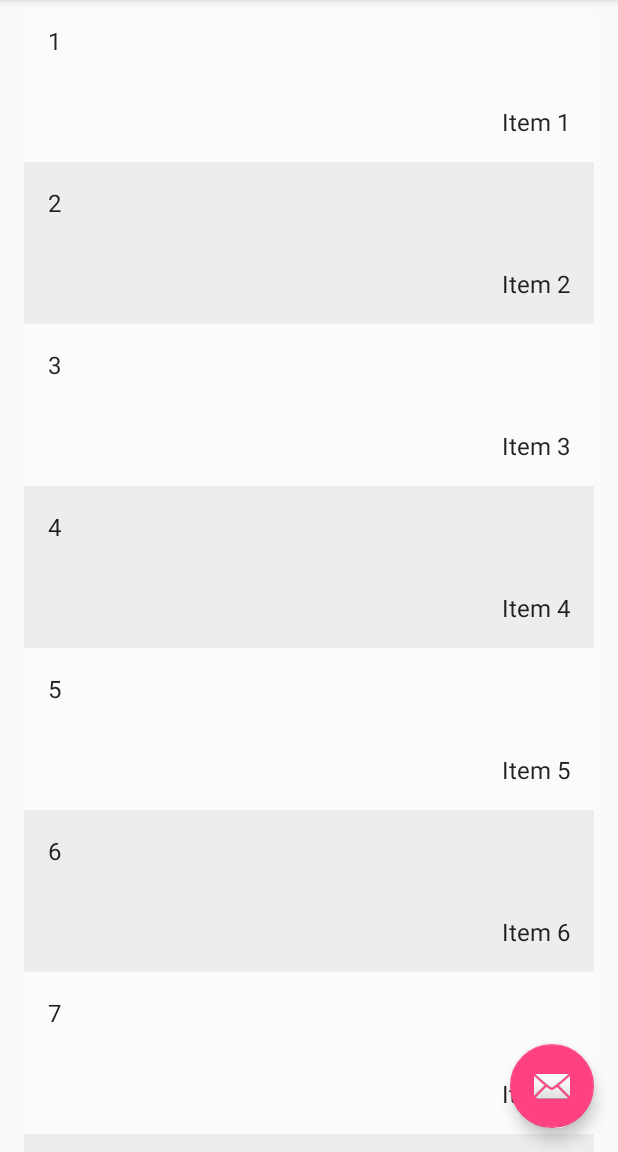
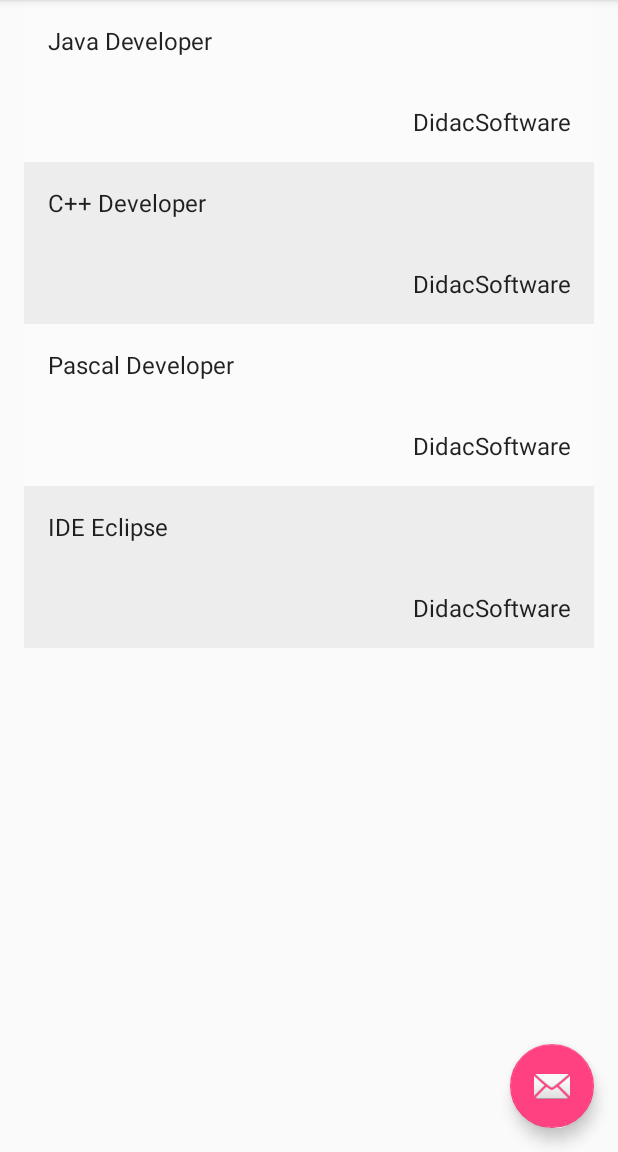
Before and after one commit to DidacSoftware/MyBooks_dbs, an Android app: the screen it shows after launch (BookListActivity), on a phone screen of 412 x 824 dp, the part 84-1236 px from its top. Run offline under Robolectric (Android 15) with nearby library versions, the phone set to English and light mode, and no system bars.

Commit message:
Tercera Version        Preparar datos de prueba        Modificar BookListActivity y BookListFragment
Signed-off-by: DidacSoftware <dbs10go@gmail.com>

```diff
--- a/app/build.gradle
+++ b/app/build.gradle
@@ -27,4 +27,5 @@ dependencies {
     testImplementation 'junit:junit:4.12'
     androidTestImplementation 'com.android.support.test:runner:1.0.2'
     androidTestImplementation 'com.android.support.test.espresso:espresso-core:3.0.2'
+    implementation 'com.android.support.constraint:constraint-layout:1.1.3'
 }
--- a/app/src/main/java/com/didacsoftware/mybooks/BookListActivity.java
+++ b/app/src/main/java/com/didacsoftware/mybooks/BookListActivity.java
@@ -14,17 +14,12 @@ import android.view.View;
 import android.view.ViewGroup;
 import android.widget.TextView;
 
-import com.didacsoftware.mybooks.dummy.DummyContent;
+import com.didacsoftware.mybooks.Model.BookItem;
 
 import java.util.List;
 
 /**
- * An activity representing a list of Books. This activity
- * has different presentations for handset and tablet-size devices. On
- * handsets, the activity presents a list of items, which when touched,
- * lead to a {@link BookDetailActivity} representing
- * item details. On tablets, the activity presents the list of items and
- * item details side-by-side using two vertical panes.
+ *
  */
 public class BookListActivity extends AppCompatActivity {
 
@@ -66,22 +61,22 @@ public class BookListActivity extends AppCompatActivity {
     }
 
     private void setupRecyclerView(@NonNull RecyclerView recyclerView) {
-        recyclerView.setAdapter(new SimpleItemRecyclerViewAdapter(this, DummyContent.ITEMS, mTwoPane));
+        recyclerView.setAdapter(new SimpleItemRecyclerViewAdapter(this, BookItem.ITEMS, mTwoPane));
     }
 
     public static class SimpleItemRecyclerViewAdapter
             extends RecyclerView.Adapter<SimpleItemRecyclerViewAdapter.ViewHolder> {
 
         private final BookListActivity mParentActivity;
-        private final List<DummyContent.DummyItem> mValues;
+        private final List<BookItem.BookDetalle> mValues;
         private final boolean mTwoPane;
         private final View.OnClickListener mOnClickListener = new View.OnClickListener() {
             @Override
             public void onClick(View view) {
-                DummyContent.DummyItem item = (DummyContent.DummyItem) view.getTag();
+                BookItem.BookDetalle item = (BookItem.BookDetalle) view.getTag();
                 if (mTwoPane) {
                     Bundle arguments = new Bundle();
-                    arguments.putString(BookDetailFragment.ARG_ITEM_ID, item.id);
+                    arguments.putString(BookDetailFragment.ARG_ITEM_ID, String.valueOf(item.iId));
                     BookDetailFragment fragment = new BookDetailFragment();
                     fragment.setArguments(arguments);
                     mParentActivity.getSupportFragmentManager().beginTransaction()
@@ -90,7 +85,7 @@ public class BookListActivity extends AppCompatActivity {
                 } else {
                     Context context = view.getContext();
                     Intent intent = new Intent(context, BookDetailActivity.class);
-                    intent.putExtra(BookDetailFragment.ARG_ITEM_ID, item.id);
+                    intent.putExtra(BookDetailFragment.ARG_ITEM_ID, String.valueOf(item.iId));
 
                     context.startActivity(intent);
                 }
@@ -98,7 +93,7 @@ public class BookListActivity extends AppCompatActivity {
         };
 
         SimpleItemRecyclerViewAdapter(BookListActivity parent,
-                                      List<DummyContent.DummyItem> items,
+                                      List<BookItem.BookDetalle> items,
                                       boolean twoPane) {
             mValues = items;
             mParentActivity = parent;
@@ -151,8 +146,8 @@ public class BookListActivity extends AppCompatActivity {
         // Construye los items
         @Override
         public void onBindViewHolder(final ViewHolder holder, int position) {
-            holder.mIdView.setText(mValues.get(position).id);
-            holder.mContentView.setText(mValues.get(position).content);
+            holder.mIdView.setText(mValues.get(position).sTitulo);
+            holder.mContentView.setText(mValues.get(position).sAutor);
 
             holder.itemView.setTag(mValues.get(position));
             holder.itemView.setOnClickListener(mOnClickListener);
--- a/app/src/main/java/com/didacsoftware/mybooks/Model/BookItem.java
+++ b/app/src/main/java/com/didacsoftware/mybooks/Model/BookItem.java
@@ -25,13 +25,34 @@ public class BookItem {
 
 
     // Cantidad de intems que aparecera en la lista
-    private static final int COUNT = 5;
+    //private static final int COUNT = 5;
 
+
+
+
+
+    // Fechas Temporales
+    static String sNuevaFecha1 = "01/02/2012";
+    static String sNuevaFecha2 = "05/07/2015";
+    static String sNuevaFecha3 = "03/10/2016";
+    static String sNuevaFecha4 = "24/04/2018";
+
+    // Date con la nueva fecha
+    static Date date1 = new Date(sNuevaFecha1);
+    static Date date2 = new Date(sNuevaFecha2);
+    static Date date3 = new Date(sNuevaFecha3);
+    static Date date4 = new Date(sNuevaFecha4);
+
+
+
+
+
+    // Datos temporales de los Items
     static {
-        // Add some sample items.
-        //for (int i = 1; i <= COUNT; i++) {
-        //    addItem(createBookDetalle(i));
-        //}
+        addItem(new BookDetalle(1,"Java Developer","DidacSoftware",date1,"Curso de Java", "URL"));
+        addItem(new BookDetalle(2,"C++ Developer","DidacSoftware",date2,"Curso de C++", "URL"));
+        addItem(new BookDetalle(3,"Pascal Developer","DidacSoftware",date3,"Curso de Pascal", "URL"));
+        addItem(new BookDetalle(4,"IDE Eclipse","DidacSoftware",date4,"Manual Eclipse", "URL"));
     }
 
     // Agrega los Items a los arrays
--- a/app/src/main/java/com/didacsoftware/mybooks/dummy/DummyContent.java
+++ /dev/null
@@ -1,72 +0,0 @@
-package com.didacsoftware.mybooks.dummy;
-
-import java.util.ArrayList;
-import java.util.HashMap;
-import java.util.List;
-import java.util.Map;
-
-/**
- * Helper class for providing sample content for user interfaces created by
- * Android template wizards.
- * <p>
- * TODO: Replace all uses of this class before publishing your app.
- */
-public class DummyContent {
-
-    /**
-     * An array of sample (dummy) items.
-     */
-    public static final List<DummyItem> ITEMS = new ArrayList<DummyItem>();
-
-    /**
-     * A map of sample (dummy) items, by ID.
-     */
-    public static final Map<String, DummyItem> ITEM_MAP = new HashMap<String, DummyItem>();
-
-    private static final int COUNT = 25;
-
-    static {
-        // Add some sample items.
-        for (int i = 1; i <= COUNT; i++) {
-            addItem(createDummyItem(i));
-        }
-    }
-
-    private static void addItem(DummyItem item) {
-        ITEMS.add(item);
-        ITEM_MAP.put(item.id, item);
-    }
-
-    private static DummyItem createDummyItem(int position) {
-        return new DummyItem(String.valueOf(position), "Item " + position, makeDetails(position));
-    }
-
-    private static String makeDetails(int position) {
-        StringBuilder builder = new StringBuilder();
-        builder.append("Details about Item: ").append(position);
-        for (int i = 0; i < position; i++) {
-            builder.append("\nMore details information here.");
-        }
-        return builder.toString();
-    }
-
-    /**
-     * A dummy item representing a piece of content.
-     */
-    public static class DummyItem {
-        public final String id;
-        public final String content;
-        public final String details;
-
-        public DummyItem(String id, String content, String details) {
-            this.id = id;
-            this.content = content;
-            this.details = details;
-        }
-
-        @Override
-        public String toString() {
-            return content;
-        }
-    }
-}
--- a/app/src/main/res/layout-w900dp/book_list.xml
+++ b/app/src/main/res/layout-w900dp/book_list.xml
@@ -26,7 +26,7 @@
         android:layout_height="match_parent"
         android:layout_marginLeft="16dp"
         android:layout_marginRight="16dp"
-        app:layoutManager="LinearLayoutManager"
+        app:layoutManager="android.support.v7.widget.LinearLayoutManager"
         tools:context="com.didacsoftware.mybooks.BookListActivity"
         tools:listitem="@layout/book_list_content_impar" />
 
--- a/app/src/main/res/layout/book_list.xml
+++ b/app/src/main/res/layout/book_list.xml
@@ -8,6 +8,6 @@
     android:layout_height="match_parent"
     android:layout_marginLeft="16dp"
     android:layout_marginRight="16dp"
-    app:layoutManager="LinearLayoutManager"
+    app:layoutManager="android.support.v7.widget.LinearLayoutManager"
     tools:context=".BookListActivity"
     tools:listitem="@layout/book_list_content_impar" />
```
Also changed, not shown: app/src/main/java/com/didacsoftware/mybooks/BookDetailActivity.java (+11 -22 lines), app/src/main/java/com/didacsoftware/mybooks/BookDetailFragment.java (+40 -24 lines), app/src/main/res/layout/book_detail.xml (+59 -5 lines), app/src/main/res/drawable/c_plus_plus.png (added), app/src/main/res/drawable/eclipse.png (added), app/src/main/res/drawable/java.png (added), app/src/main/res/drawable/pascal.png (added).
